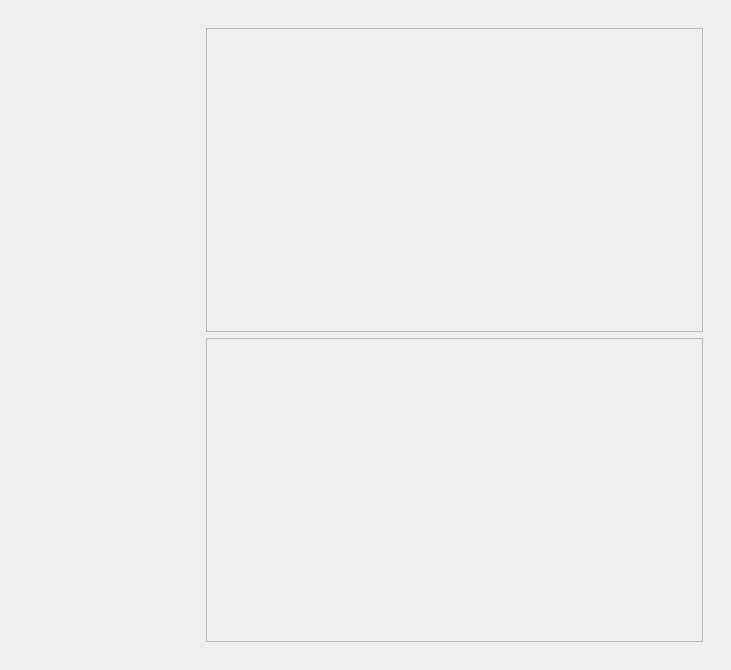
The window that gui/uis/pages/main_pages.ui (WhiteApple888/MedAegis) describes before a commit, drawn with Qt 5.
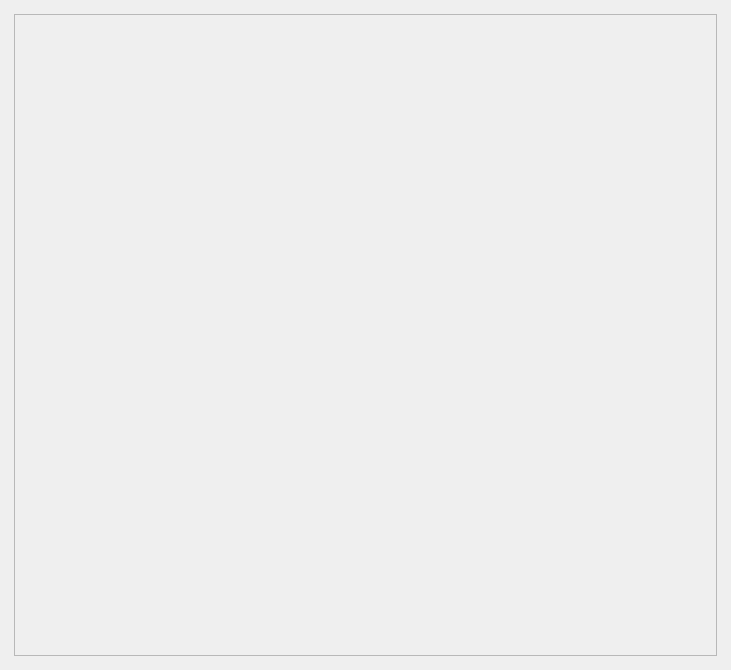
The same window after the commit.

Commit message: updated supply tracker sawtooth formula; including medifund info page

The edit to the form file:
```diff
--- a/gui/uis/pages/main_pages.ui
+++ b/gui/uis/pages/main_pages.ui
@@ -32,7 +32,7 @@
    <item>
     <widget class="QStackedWidget" name="pages">
      <property name="currentIndex">
-      <number>1</number>
+      <number>5</number>
      </property>
      <widget class="QWidget" name="page_1">
       <property name="styleSheet">
@@ -1519,6 +1519,136 @@
        </item>
       </layout>
      </widget>
+     <widget class="QWidget" name="page_6">
+      <layout class="QVBoxLayout" name="verticalLayout_31">
+       <item>
+        <widget class="QScrollArea" name="scrollArea_6">
+         <property name="styleSheet">
+          <string notr="true"/>
+         </property>
+         <property name="widgetResizable">
+          <bool>true</bool>
+         </property>
+         <widget class="QWidget" name="scrollAreaWidgetContents_5">
+          <property name="geometry">
+           <rect>
+            <x>0</x>
+            <y>0</y>
+            <width>707</width>
+            <height>646</height>
+           </rect>
+          </property>
+          <layout class="QHBoxLayout" name="horizontalLayout_6">
+           <item>
+            <widget class="QWidget" name="left_widget_4" native="true">
+             <property name="sizePolicy">
+              <sizepolicy hsizetype="Expanding" vsizetype="Expanding">
+               <horstretch>3</horstretch>
+               <verstretch>0</verstretch>
+              </sizepolicy>
+             </property>
+             <layout class="QVBoxLayout" name="verticalLayout_28">
+              <property name="leftMargin">
+               <number>0</number>
+              </property>
+              <property name="topMargin">
+               <number>0</number>
+              </property>
+              <property name="rightMargin">
+               <number>0</number>
+              </property>
+              <property name="bottomMargin">
+               <number>0</number>
+              </property>
+              <item>
+               <widget class="QWidget" name="mfd_title" native="true">
+                <property name="sizePolicy">
+                 <sizepolicy hsizetype="Preferred" vsizetype="Preferred">
+                  <horstretch>6</horstretch>
+                  <verstretch>1</verstretch>
+                 </sizepolicy>
+                </property>
+                <property name="cursor">
+                 <cursorShape>CrossCursor</cursorShape>
+                </property>
+               </widget>
+              </item>
+              <item>
+               <widget class="QWidget" name="mfd_coverage" native="true">
+                <property name="sizePolicy">
+                 <sizepolicy hsizetype="Expanding" vsizetype="Expanding">
+                  <horstretch>8</horstretch>
+                  <verstretch>2</verstretch>
+                 </sizepolicy>
+                </property>
+                <layout class="QFormLayout" name="formLayout_11">
+                 <property name="sizeConstraint">
+                  <enum>QLayout::SetDefaultConstraint</enum>
+                 </property>
+                 <property name="labelAlignment">
+                  <set>Qt::AlignLeading|Qt::AlignLeft|Qt::AlignVCenter</set>
+                 </property>
+                </layout>
+               </widget>
+              </item>
+              <item>
+               <widget class="QWidget" name="mfd_exclusions" native="true">
+                <property name="sizePolicy">
+                 <sizepolicy hsizetype="Preferred" vsizetype="Preferred">
+                  <horstretch>8</horstretch>
+                  <verstretch>4</verstretch>
+                 </sizepolicy>
+                </property>
+                <layout class="QFormLayout" name="formLayout_12"/>
+               </widget>
+              </item>
+              <item>
+               <widget class="QWidget" name="mfd_auto_switch" native="true">
+                <property name="sizePolicy">
+                 <sizepolicy hsizetype="Expanding" vsizetype="Expanding">
+                  <horstretch>8</horstretch>
+                  <verstretch>10</verstretch>
+                 </sizepolicy>
+                </property>
+                <layout class="QFormLayout" name="formLayout_13"/>
+               </widget>
+              </item>
+             </layout>
+            </widget>
+           </item>
+           <item>
+            <widget class="QWidget" name="mfd_retail" native="true">
+             <property name="sizePolicy">
+              <sizepolicy hsizetype="Expanding" vsizetype="Expanding">
+               <horstretch>2</horstretch>
+               <verstretch>0</verstretch>
+              </sizepolicy>
+             </property>
+             <layout class="QVBoxLayout" name="verticalLayout_30">
+              <property name="spacing">
+               <number>6</number>
+              </property>
+              <property name="leftMargin">
+               <number>0</number>
+              </property>
+              <property name="topMargin">
+               <number>0</number>
+              </property>
+              <property name="rightMargin">
+               <number>0</number>
+              </property>
+              <property name="bottomMargin">
+               <number>0</number>
+              </property>
+             </layout>
+            </widget>
+           </item>
+          </layout>
+         </widget>
+        </widget>
+       </item>
+      </layout>
+     </widget>
     </widget>
    </item>
   </layout>
```
Left out of the diff: 12 changed lines with no effect on the pictures. The commit also changes 14 other files.
